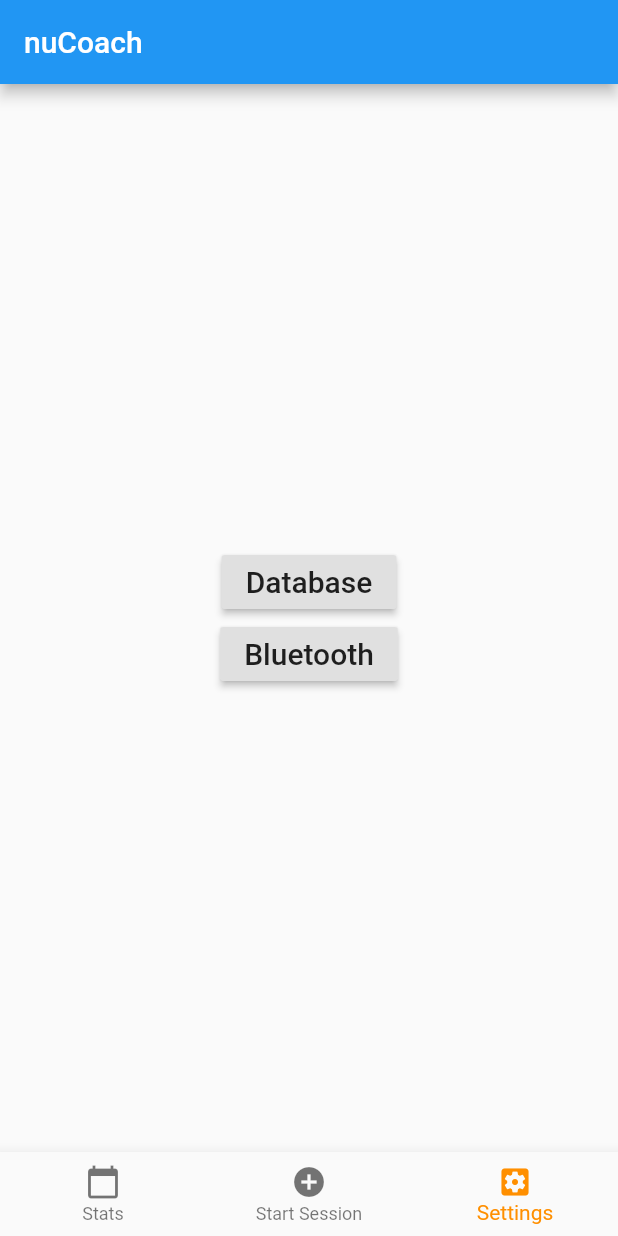
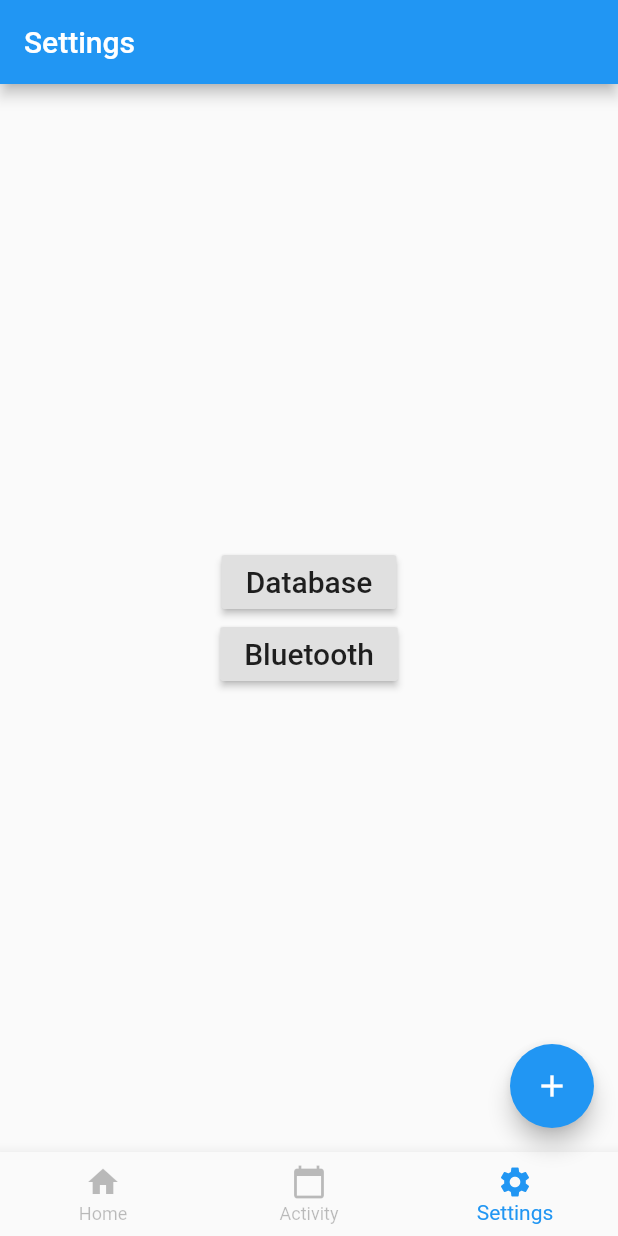
Before and after one commit to JARSH/nuCoach, a Flutter app: the screen it shows after launch, item 3 of the bottom bar chosen, on a phone screen of 412 x 824 dp. Run offline on Flutter 3.47's test engine with Material 2 defaults, Android fonts, the light colour scheme and no system bars; our stand-ins replace camera, expandable, flutter_bluetooth_serial, flutter_rating_bar, get, permission_handler and 2 more; missing offline and left inert: enum_to_string, tflite; accounts and stored records are empty.

Commit message:
Added floating action button, changed colors and reordered bottom navigation bar, changed titles of scaffold

```diff
--- a/lib/screens/home/home_widget.dart
+++ b/lib/screens/home/home_widget.dart
@@ -33,13 +33,14 @@ class Home extends StatefulWidget {
 class _HomeState extends State<Home> {
   Map<PermissionGroup, PermissionStatus> permissions;
   int _selectedIndex;
+  String _title;
 
   static const TextStyle optionStyle =
       TextStyle(fontSize: 30, fontWeight: FontWeight.bold);
   final List<Widget> _children = [
-    CalendarWidget(),
     Session(Colors.tealAccent, "Begin a new\nworkout session!",
         TextStyle(color: Colors.black, fontSize: 30), cameras),
+    CalendarWidget(),
     SettingsWidget()
   ];
 
@@ -48,6 +49,7 @@ class _HomeState extends State<Home> {
     super.initState();
     getPermission();
     _selectedIndex = widget.initialIndex;
+    _title = 'nuCoach';
   }
 
   @override
@@ -60,30 +62,36 @@ class _HomeState extends State<Home> {
     // than having to individually change instances of widgets.
     return Scaffold(
       appBar: AppBar(
-        title: Text('nuCoach'),
+        title: Text(_title),
       ),
       body: Center(
         // Center is a layout widget. It takes a single child and positions it
         // in the middle of the parent.
         child: _children[_selectedIndex],
       ),
+      floatingActionButton: FloatingActionButton(
+        child: const Icon(Icons.add),
+        tooltip: 'New Workout',
+        onPressed: (){}
+      ),
       bottomNavigationBar: BottomNavigationBar(
         items: [
           new BottomNavigationBarItem(
-            icon: Icon(Icons.calendar_today),
-            title: Text('Stats'),
+            icon: Icon(Icons.home),
+            title: Text('Home'),
           ),
           new BottomNavigationBarItem(
-            icon: Icon(Icons.add_circle),
-            title: Text('Start Session'),
+            icon: Icon(Icons.calendar_today),
+            title: Text('Activity'),
           ),
           new BottomNavigationBarItem(
-            icon: Icon(Icons.settings_applications),
+            icon: Icon(Icons.settings),
             title: Text('Settings'),
           ),
         ],
         currentIndex: _selectedIndex,
-        selectedItemColor: Colors.amber[800],
+        selectedItemColor: Colors.blue,
+        unselectedItemColor: Colors.black26,
         onTap: _onItemTapped,
       ), // This trailing comma makes auto-formatting nicer for build methods.
     );
@@ -97,6 +105,13 @@ class _HomeState extends State<Home> {
       // _counter without calling setState(), then the build method would not be
       // called again, and so nothing would appear to happen.
       _selectedIndex = index;
+      switch(index) {
+        case 0: { _title = 'nuCoach'; }
+        break;
+        case 1: { _title = 'Activity'; }
+        break;
+        case 2: { _title = 'Settings'; }
+      }
     });
   }
 
```
